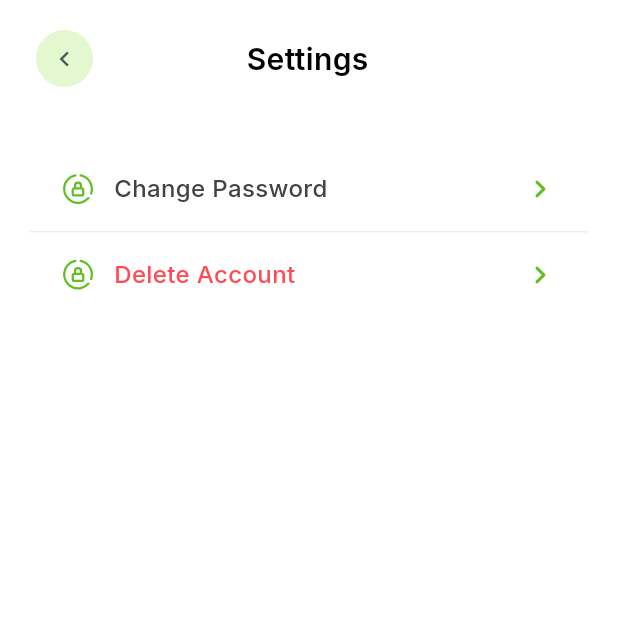
After one commit to tuhin-cse/smartsoilai, a Flutter app: the SettingsScreen screen opened directly, on a phone screen of 412 x 824 dp, the top half of it. The commit adds this screen. Run offline on Flutter 3.47's test engine with Material 3 defaults, Android fonts, the phone set to English and light mode, and no system bars; our stand-ins replace dio, flutter_secure_storage, flutter_svg, geolocator, get, image_picker and 3 more; missing offline and left inert: usb_serial; accounts and stored records are empty; statements that could not run were skipped.

Commit message:
Adds settings screen and refactors settings tiles
Introduces a dedicated settings screen with options for changing password and deleting account.
Replaces custom settings tile widget with a unified one for consistency across screens.
Enables navigation to settings from the more options menu for improved user experience.

```diff
--- a/lib/controllers/more_controller.dart
+++ b/lib/controllers/more_controller.dart
@@ -1,4 +1,5 @@
 import 'package:get/get.dart';
+import '../screens/settings_screen.dart';
 
 class MoreController extends GetxController {
   final userName = 'Naimur Rahman'.obs;
@@ -8,7 +9,10 @@ class MoreController extends GetxController {
   }
 
   void openOrders() {}
-  void openSettings() {}
+  void openSettings() {
+    Get.to(() => const SettingsScreen());
+  }
+
   void openSubscription() {}
   void openAbout() {}
   void openPrivacy() {}
--- /dev/null
+++ b/lib/controllers/settings_controller.dart
@@ -0,0 +1,11 @@
+import 'package:get/get.dart';
+
+class SettingsController extends GetxController {
+  void changePassword() {
+    // TODO: Implement change password logic
+  }
+
+  void deleteAccount() {
+    // TODO: Implement delete account logic
+  }
+}
--- a/lib/screens/more_screen.dart
+++ b/lib/screens/more_screen.dart
@@ -68,43 +68,43 @@ class MoreScreen extends StatelessWidget {
                       child: SingleChildScrollView(
                         child: Column(
                           children: [
-                            SettingsTileNew(
+                            SettingsTile(
                               icon: 'assets/icons/user.svg',
                               title: 'Your Profile',
                               onTap: controller.openProfile,
                               showDivider: true,
                             ),
-                            SettingsTileNew(
+                            SettingsTile(
                               icon: 'assets/icons/order.svg',
                               title: 'My Order',
                               onTap: controller.openOrders,
                               showDivider: true,
                             ),
-                            SettingsTileNew(
+                            SettingsTile(
                               icon: 'assets/icons/settings.svg',
                               title: 'Settings',
                               onTap: controller.openSettings,
                               showDivider: true,
                             ),
-                            SettingsTileNew(
+                            SettingsTile(
                               icon: 'assets/icons/subscription.svg',
                               title: 'Subscription Plan',
                               onTap: controller.openSubscription,
                               showDivider: true,
                             ),
-                            SettingsTileNew(
+                            SettingsTile(
                               icon: 'assets/icons/about.svg',
                               title: 'About',
                               onTap: controller.openAbout,
                               showDivider: true,
                             ),
-                            SettingsTileNew(
+                            SettingsTile(
                               icon: 'assets/icons/privacy.svg',
                               title: 'Privacy Policy',
                               onTap: controller.openPrivacy,
                               showDivider: true,
                             ),
-                            SettingsTileNew(
+                            SettingsTile(
                               icon: 'assets/icons/logout.svg',
                               title: 'Log Out',
                               onTap: controller.logout,
--- /dev/null
+++ b/lib/screens/settings_screen.dart
@@ -0,0 +1,97 @@
+import 'package:flutter/material.dart';
+import 'package:get/get.dart';
+import '../controllers/settings_controller.dart';
+import '../widgets/settings_tile.dart';
+
+class SettingsScreen extends StatelessWidget {
+  const SettingsScreen({super.key});
+
+  @override
+  Widget build(BuildContext context) {
+    return GetBuilder<SettingsController>(
+      init: SettingsController(),
+      global: false,
+      builder:
+          (controller) => Scaffold(
+            backgroundColor: Colors.white,
+            body: SafeArea(
+              child: Column(
+                children: [
+                  // Header Section
+                  Container(
+                    padding: const EdgeInsets.symmetric(
+                      horizontal: 24,
+                      vertical: 20,
+                    ),
+                    child: Row(
+                      children: [
+                        Align(
+                          alignment: Alignment.centerLeft,
+                          child: GestureDetector(
+                            onTap: () {
+                              Get.back();
+                            },
+                            child: Container(
+                              width: 38,
+                              height: 38,
+                              decoration: const BoxDecoration(
+                                color: Color(0xFFE3F8CF),
+                                shape: BoxShape.circle,
+                              ),
+                              child: const Icon(
+                                Icons.chevron_left,
+                                color: Color(0xFF435C5C),
+                                size: 20,
+                              ),
+                            ),
+                          ),
+                        ),
+                        const Expanded(
+                          child: Center(
+                            child: Text(
+                              'Settings',
+                              style: TextStyle(
+                                fontSize: 20,
+                                fontWeight: FontWeight.w600,
+                                color: Colors.black,
+                              ),
+                            ),
+                          ),
+                        ),
+                        const SizedBox(width: 40), // For symmetry
+                      ],
+                    ),
+                  ),
+                  const SizedBox(height: 20), // For symmetry
+                  // Settings List
+                  Expanded(
+                    child: Container(
+                      padding: const EdgeInsets.symmetric(horizontal: 20),
+                      child: SingleChildScrollView(
+                        child: Column(
+                          children: [
+                            SettingsTile(
+                              icon: 'assets/icons/privacy.svg',
+                              title: 'Change Password',
+                              onTap: controller.changePassword,
+                              showDivider: true,
+                            ),
+                            SettingsTile(
+                              icon: 'assets/icons/privacy.svg',
+                              title: 'Delete Account',
+                              onTap: controller.deleteAccount,
+                              titleColor: const Color(0xFFFF4B55),
+                              showDivider: false,
+                            ),
+                          ],
+                        ),
+                      ),
+                    ),
+                  ),
+                ],
+              ),
+            ),
+          ),
+    );
+  }
+}
--- a/lib/widgets/settings_tile.dart
+++ b/lib/widgets/settings_tile.dart
@@ -2,14 +2,14 @@ import 'package:flutter/material.dart';
 import 'package:flutter_svg/svg.dart';
 import 'package:smartsoilai/constants/app_colors.dart';
 
-class SettingsTileNew extends StatelessWidget {
+class SettingsTile extends StatelessWidget {
   final String icon;
   final String title;
   final VoidCallback onTap;
   final Color? titleColor;
   final bool showDivider;
 
-  const SettingsTileNew({
+  const SettingsTile({
     super.key,
     required this.icon,
     required this.title,
```
